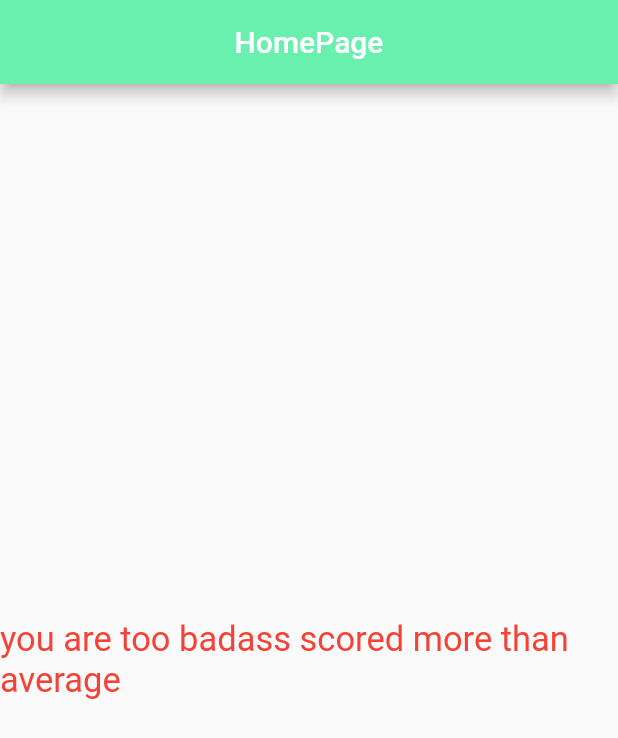
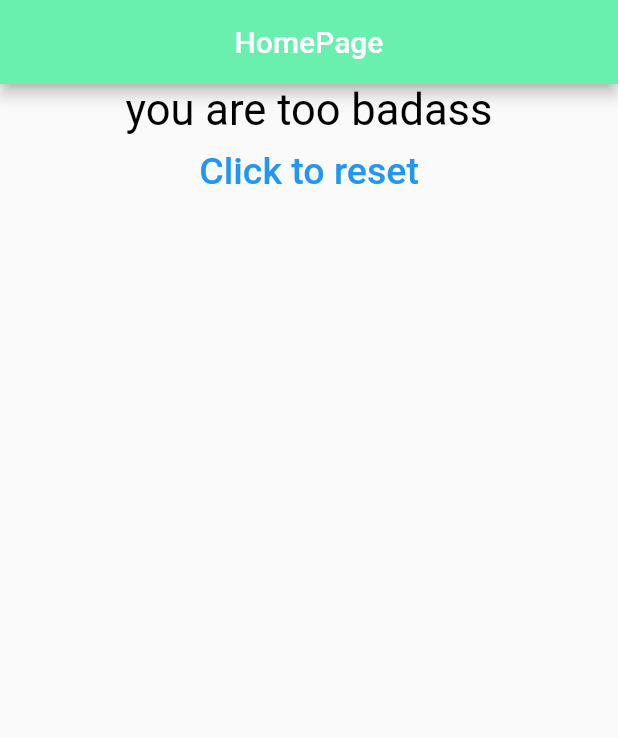
Before and after one commit to SubashMuruganDev/Flutter-QuizApp, a Flutter app: the screen it shows after launch, after a tap on "Cat", after a tap on "FridRice", after a tap on "Audi", on a phone screen of 412 x 824 dp. Shown: the top 738 px of the screen. Run offline on Flutter 3.47's test engine with Material 2 defaults, Android fonts, the phone set to English and light mode, and no system bars.

Commit message:
Added reset Functionality

```diff
--- a/lib/main.dart
+++ b/lib/main.dart
@@ -56,6 +56,13 @@ class _MyAppState extends State<MyApp> {
     print(totalScore);
   }
 
+  void _reset() {
+    setState(() {
+      index = 0;
+      totalScore = 0;
+    });
+  }
+
   @override
   Widget build(BuildContext context) {
     return MaterialApp(
@@ -74,6 +81,7 @@ class _MyAppState extends State<MyApp> {
               )
             : Result(
                 totalScore: totalScore,
+                reset: _reset,
               ),
       ),
     );
--- a/lib/result.dart
+++ b/lib/result.dart
@@ -1,11 +1,12 @@
+import 'package:Basics/C_TextWidget.dart';
 import 'package:flutter/material.dart';
 
 //import 'C_TextWidget.dart';
 
 class Result extends StatelessWidget {
   final int totalScore;
-
-  Result({this.totalScore});
+  final Function reset;
+  Result({this.totalScore, this.reset});
 
   String get result {
     String resultText;
@@ -16,7 +17,7 @@ class Result extends StatelessWidget {
       resultText = 'Suggest to take retest';
       print(totalScore);
     } else {
-      resultText = 'you are too badass scored more than average';
+      resultText = 'you are too badass';
       print(totalScore);
     }
     return resultText;
@@ -24,14 +25,26 @@ class Result extends StatelessWidget {
 
   @override
   Widget build(BuildContext context) {
-    return Center(
-      child: Text(
-        result,
-        style: TextStyle(
-          fontSize: 23,
-          color: Colors.red,
+    return Column(
+      children: [
+        Center(
+          child: Text(
+            result,
+            style: TextStyle(
+              fontSize: 29,
+              color: Colors.black,
+            ),
+          ),
         ),
-      ),
+        FlatButton(
+          onPressed: reset,
+          child: Text(
+            'Click to reset',
+            style: TextStyle(fontSize: 25),
+          ),
+          textColor: Colors.blue,
+        ),
+      ],
     );
   }
 }
```
